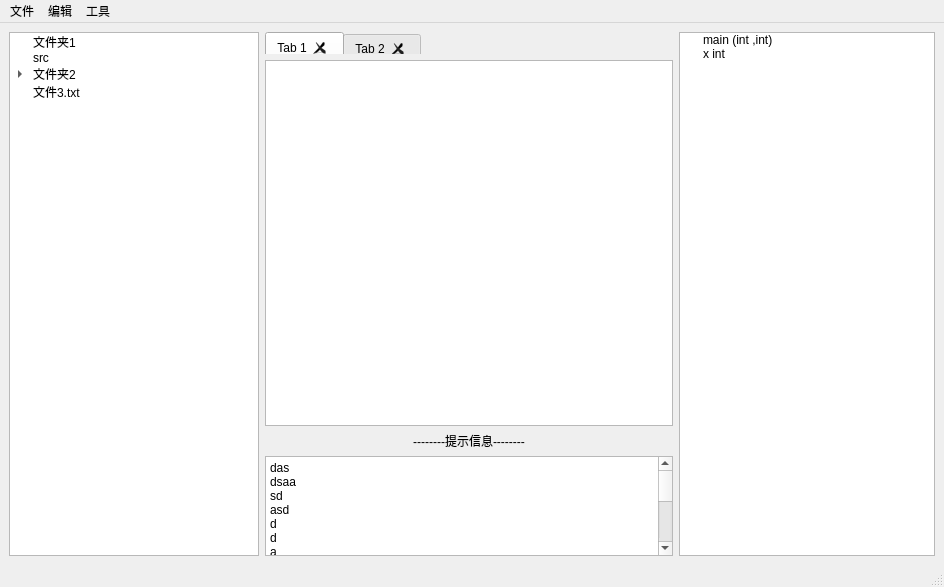
Before: the Qt Designer form mainwindow.ui in K758573/CodeAnalysis, drawn with Qt 5.
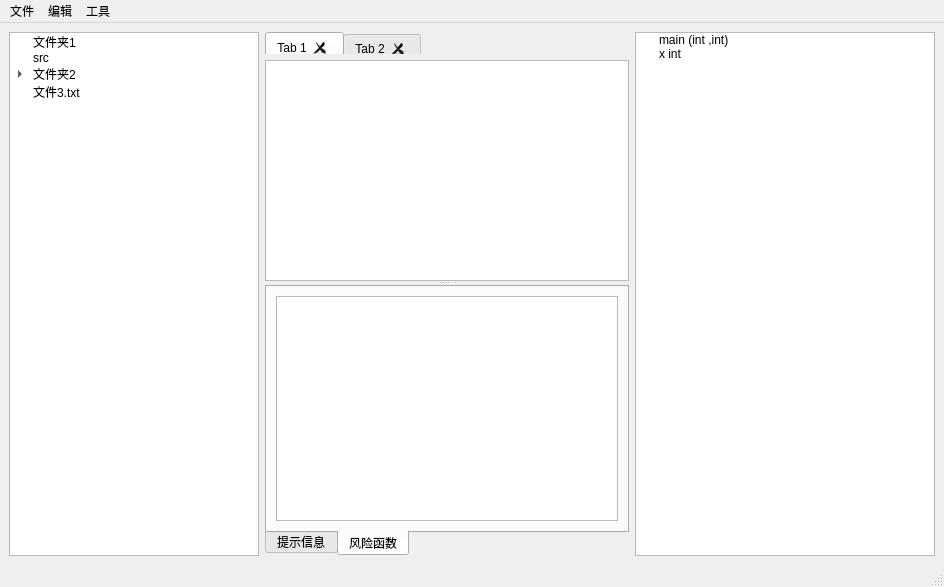
After: the same form once the commit is applied.

```diff
--- a/mainwindow.ui
+++ b/mainwindow.ui
@@ -14,8 +14,8 @@
    <string>MainWindow</string>
   </property>
   <widget class="QWidget" name="centralwidget">
-   <layout class="QHBoxLayout" name="horizontalLayout">
-    <item>
+   <layout class="QGridLayout" name="gridLayout">
+    <item row="0" column="0">
      <widget class="QTreeWidget" name="tree_file_browser">
       <property name="sizePolicy">
        <sizepolicy hsizetype="Maximum" vsizetype="Expanding">
@@ -64,7 +64,18 @@
       </item>
      </widget>
     </item>
-    <item>
+    <item row="0" column="1">
+     <widget class="QSplitter" name="splitter">
+      <property name="orientation">
+       <enum>Qt::Vertical</enum>
+      </property>
+      <property name="opaqueResize">
+       <bool>true</bool>
+      </property>
+      <property name="childrenCollapsible">
+       <bool>true</bool>
+      </property>
+      <widget class="QWidget" name="">
      <layout class="QVBoxLayout" name="verticalLayout_3">
       <item>
        <widget class="QTabWidget" name="tab_editor">
@@ -118,20 +129,33 @@
          <bool>false</bool>
         </property>
         <property name="readOnly">
-         <bool>false</bool>
+           <bool>true</bool>
         </property>
        </widget>
       </item>
-      <item>
-       <widget class="QLabel" name="label">
-        <property name="text">
-         <string>--------提示信息--------</string>
-        </property>
-        <property name="alignment">
-         <set>Qt::AlignCenter</set>
-        </property>
-       </widget>
-      </item>
+       </layout>
+      </widget>
+      <widget class="QTabWidget" name="tabWidget">
+       <property name="sizePolicy">
+        <sizepolicy hsizetype="Expanding" vsizetype="Preferred">
+         <horstretch>0</horstretch>
+         <verstretch>0</verstretch>
+        </sizepolicy>
+       </property>
+       <property name="tabPosition">
+        <enum>QTabWidget::South</enum>
+       </property>
+       <property name="tabShape">
+        <enum>QTabWidget::Rounded</enum>
+       </property>
+       <property name="currentIndex">
+        <number>1</number>
+       </property>
+       <widget class="QWidget" name="tab_3">
+        <attribute name="title">
+         <string>提示信息</string>
+        </attribute>
+        <layout class="QVBoxLayout" name="verticalLayout_5">
       <item>
        <widget class="QTextBrowser" name="text_message">
         <property name="sizePolicy">
@@ -143,7 +167,7 @@
         <property name="maximumSize">
          <size>
           <width>16777215</width>
-          <height>100</height>
+             <height>16777215</height>
          </size>
         </property>
         <property name="html">
@@ -154,27 +178,26 @@
 li.unchecked::marker { content: &quot;\2610&quot;; }
 li.checked::marker { content: &quot;\2612&quot;; }
 &lt;/style&gt;&lt;/head&gt;&lt;body style=&quot; font-family:'Microsoft YaHei UI'; font-size:9pt; font-weight:400; font-style:normal;&quot;&gt;
-&lt;p style=&quot; margin-top:0px; margin-bottom:0px; margin-left:0px; margin-right:0px; -qt-block-indent:0; text-indent:0px;&quot;&gt;das&lt;/p&gt;
-&lt;p style=&quot; margin-top:0px; margin-bottom:0px; margin-left:0px; margin-right:0px; -qt-block-indent:0; text-indent:0px;&quot;&gt;dsaa&lt;/p&gt;
-&lt;p style=&quot; margin-top:0px; margin-bottom:0px; margin-left:0px; margin-right:0px; -qt-block-indent:0; text-indent:0px;&quot;&gt;sd&lt;/p&gt;
-&lt;p style=&quot; margin-top:0px; margin-bottom:0px; margin-left:0px; margin-right:0px; -qt-block-indent:0; text-indent:0px;&quot;&gt;asd&lt;/p&gt;
-&lt;p style=&quot; margin-top:0px; margin-bottom:0px; margin-left:0px; margin-right:0px; -qt-block-indent:0; text-indent:0px;&quot;&gt;d&lt;/p&gt;
-&lt;p style=&quot; margin-top:0px; margin-bottom:0px; margin-left:0px; margin-right:0px; -qt-block-indent:0; text-indent:0px;&quot;&gt;d&lt;/p&gt;
-&lt;p style=&quot; margin-top:0px; margin-bottom:0px; margin-left:0px; margin-right:0px; -qt-block-indent:0; text-indent:0px;&quot;&gt;a&lt;/p&gt;
-&lt;p style=&quot; margin-top:0px; margin-bottom:0px; margin-left:0px; margin-right:0px; -qt-block-indent:0; text-indent:0px;&quot;&gt;d&lt;/p&gt;
-&lt;p style=&quot; margin-top:0px; margin-bottom:0px; margin-left:0px; margin-right:0px; -qt-block-indent:0; text-indent:0px;&quot;&gt;sda&lt;/p&gt;
-&lt;p style=&quot; margin-top:0px; margin-bottom:0px; margin-left:0px; margin-right:0px; -qt-block-indent:0; text-indent:0px;&quot;&gt;das&lt;/p&gt;
-&lt;p style=&quot;-qt-paragraph-type:empty; margin-top:0px; margin-bottom:0px; margin-left:0px; margin-right:0px; -qt-block-indent:0; text-indent:0px;&quot;&gt;&lt;br /&gt;&lt;/p&gt;
-&lt;p style=&quot; margin-top:0px; margin-bottom:0px; margin-left:0px; margin-right:0px; -qt-block-indent:0; text-indent:0px;&quot;&gt;dasd&lt;/p&gt;
-&lt;p style=&quot; margin-top:0px; margin-bottom:0px; margin-left:0px; margin-right:0px; -qt-block-indent:0; text-indent:0px;&quot;&gt;s&lt;/p&gt;
-&lt;p style=&quot; margin-top:0px; margin-bottom:0px; margin-left:0px; margin-right:0px; -qt-block-indent:0; text-indent:0px;&quot;&gt;打开文件&lt;/p&gt;
-&lt;p style=&quot; margin-top:0px; margin-bottom:0px; margin-left:0px; margin-right:0px; -qt-block-indent:0; text-indent:0px;&quot;&gt;打开文件夹&lt;/p&gt;&lt;/body&gt;&lt;/html&gt;</string>
+&lt;p style=&quot;-qt-paragraph-type:empty; margin-top:0px; margin-bottom:0px; margin-left:0px; margin-right:0px; -qt-block-indent:0; text-indent:0px;&quot;&gt;&lt;br /&gt;&lt;/p&gt;&lt;/body&gt;&lt;/html&gt;</string>
         </property>
        </widget>
       </item>
      </layout>
-    </item>
+       </widget>
+       <widget class="QWidget" name="tab_4">
+        <attribute name="title">
+         <string>风险函数</string>
+        </attribute>
+        <layout class="QVBoxLayout" name="verticalLayout_4">
     <item>
+          <widget class="QListWidget" name="list_risk_function"/>
+         </item>
+        </layout>
+       </widget>
+      </widget>
+     </widget>
+    </item>
+    <item row="0" column="2">
      <widget class="QTreeWidget" name="tree_var">
       <property name="sizePolicy">
        <sizepolicy hsizetype="Maximum" vsizetype="Expanding">
```
Lines whose indentation alone changed are shown as unchanged.
